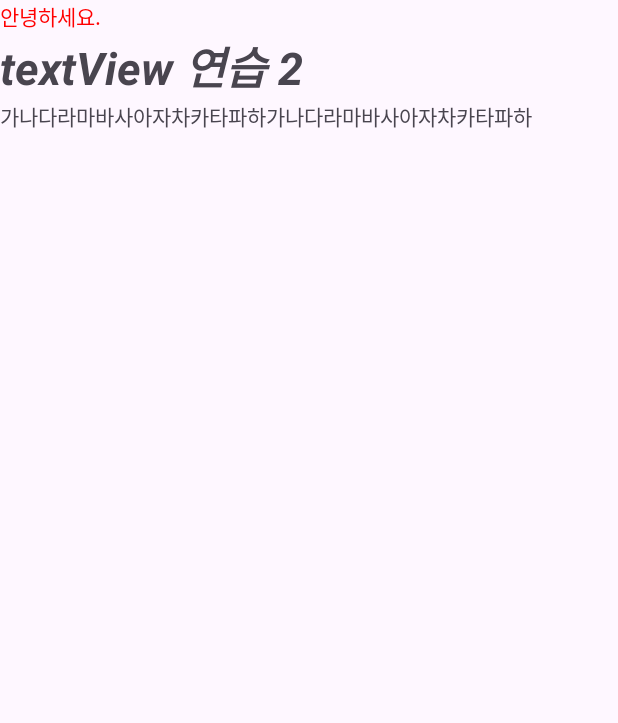
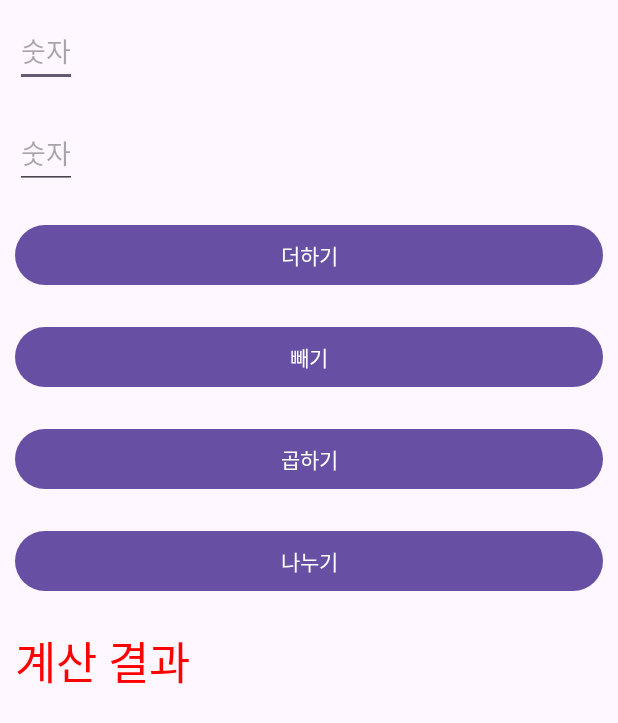
Before and after one commit to Barkyeongchan/Android_tutorial, an Android app: the screen it shows after launch (MainActivity), on a phone screen of 412 x 824 dp. Shown: the top 723 px of the screen. Run offline under Robolectric (Android 15) with nearby library versions, the phone set to English and light mode, and no system bars.

Commit message:
173p 초간단 계산기 만들기

```diff
--- a/app/src/main/java/com/cookandroid/helloandroid/MainActivity.java
+++ b/app/src/main/java/com/cookandroid/helloandroid/MainActivity.java
@@ -3,26 +3,80 @@ package com.cookandroid.helloandroid;
 import android.graphics.Color;
 import android.graphics.Typeface;
 import android.os.Bundle;
+import android.view.MotionEvent;
+import android.view.View;
+import android.widget.Button;
+import android.widget.EditText;
 import android.widget.TextView;
 
 import androidx.appcompat.app.AppCompatActivity;
 
 public class MainActivity extends AppCompatActivity {
+
+    EditText edit1, edit2;
+    Button btnAdd, btnSub, btnMul, btnDiv;
+    TextView textResult;
+    String num1, num2;
+    Integer result;
+
     @Override
     protected void onCreate(Bundle savedInstanceState) {
         super.onCreate(savedInstanceState);
         setContentView(R.layout.activity_main);
+        setTitle("초간단 계산기");
 
-        TextView tv1, tv2, tv3;
-        tv1 = (TextView) findViewById(R.id.textView1);
-        tv2 = (TextView) findViewById(R.id.textView2);
-        tv3 = (TextView) findViewById(R.id.textView3);
+        edit1 = (EditText) findViewById(R.id.Edit1);
+        edit2 = (EditText) findViewById(R.id.Edit2);
 
-        tv1.setText("안녕하세요.");
-        tv1.setTextColor(Color.RED);
-        tv2.setTextSize(30);
-        tv2.setTypeface(Typeface.SANS_SERIF, Typeface.BOLD_ITALIC);
-        tv3.setText("가나다라마바사아자차카타파하가나다라마바사아자차카타파하");
-        tv3.setSingleLine();
+        btnAdd = (Button) findViewById(R.id.BtnAdd);
+        btnSub = (Button) findViewById(R.id.BtnSub);
+        btnMul = (Button) findViewById(R.id.BtnMul);
+        btnDiv = (Button) findViewById(R.id.BtnDiv);
+
+        textResult = (TextView) findViewById(R.id.TextResult);
+
+        btnAdd.setOnTouchListener(new View.OnTouchListener() {
+            @Override
+            public boolean onTouch(View view, MotionEvent motionEvent) {
+                num1 = edit1.getText().toString();
+                num2 = edit2.getText().toString();
+                result = Integer.parseInt(num1) + Integer.parseInt(num2);
+                textResult.setText("계산 결과 : " + result.toString());
+                return false;
+            }
+        });
+
+        btnSub.setOnTouchListener(new View.OnTouchListener() {
+            @Override
+            public boolean onTouch(View view, MotionEvent motionEvent) {
+                num1 = edit1.getText().toString();
+                num2 = edit2.getText().toString();
+                result = Integer.parseInt(num1) - Integer.parseInt(num2);
+                textResult.setText("계산 결과 : " + result.toString());
+                return false;
+            }
+        });
+
+        btnMul.setOnTouchListener(new View.OnTouchListener() {
+            @Override
+            public boolean onTouch(View view, MotionEvent motionEvent) {
+                num1 = edit1.getText().toString();
+                num2 = edit2.getText().toString();
+                result = Integer.parseInt(num1) * Integer.parseInt(num2);
+                textResult.setText("계산 결과 : " + result.toString());
+                return false;
+            }
+        });
+
+        btnDiv.setOnTouchListener(new View.OnTouchListener() {
+            @Override
+            public boolean onTouch(View view, MotionEvent motionEvent) {
+                num1 = edit1.getText().toString();
+                num2 = edit2.getText().toString();
+                result = Integer.parseInt(num1) / Integer.parseInt(num2);
+                textResult.setText("계산 결과 : " + result.toString());
+                return false;
+            }
+        });
     }
 }
--- a/app/src/main/res/layout/activity_main.xml
+++ b/app/src/main/res/layout/activity_main.xml
@@ -2,28 +2,58 @@
     xmlns:tools="http://schemas.android.com/tools"
     android:layout_width="match_parent"
     android:layout_height="match_parent"
-    xmlns:app="http://schemas.android.com/apk/res-auto"
     android:orientation="vertical">
 
-    <TextView
+    <EditText
+        android:id="@+id/Edit1"
         android:layout_width="wrap_content"
         android:layout_height="wrap_content"
-        android:text="textView 연습 1"
-        android:id="@+id/textView1"
-        ></TextView>
+        android:layout_margin="10dp"
+        android:hint="숫자"
+        ></EditText>
+
+    <EditText
+        android:id="@+id/Edit2"
+        android:layout_width="wrap_content"
+        android:layout_height="wrap_content"
+        android:layout_margin="10dp"
+        android:hint="숫자" />
+
+    <Button
+        android:id="@+id/BtnAdd"
+        android:layout_width="match_parent"
+        android:layout_height="wrap_content"
+        android:layout_margin="10dp"
+        android:text="더하기" />
+
+    <Button
+        android:id="@+id/BtnSub"
+        android:layout_width="match_parent"
+        android:layout_height="wrap_content"
+        android:layout_margin="10dp"
+        android:text="빼기" />
+
+    <Button
+        android:id="@+id/BtnMul"
+        android:layout_width="match_parent"
+        android:layout_height="wrap_content"
+        android:layout_margin="10dp"
+        android:text="곱하기" />
+
+    <Button
+        android:id="@+id/BtnDiv"
+        android:layout_width="match_parent"
+        android:layout_height="wrap_content"
+        android:layout_margin="10dp"
+        android:text="나누기" />
 
     <TextView
+        android:id="@+id/TextResult"
         android:layout_width="wrap_content"
         android:layout_height="wrap_content"
-        android:text="textView 연습 2"
-        android:id="@+id/textView2"
-        ></TextView>
-
-    <TextView
-        android:layout_width="wrap_content"
-        android:layout_height="wrap_content"
-        android:text="textView 연습 3"
-        android:id="@+id/textView3"
-        ></TextView>
+        android:textSize="30dp"
+        android:textColor="#FF0000"
+        android:layout_margin="10dp"
+        android:text="계산 결과" />
 
 </LinearLayout>
```
